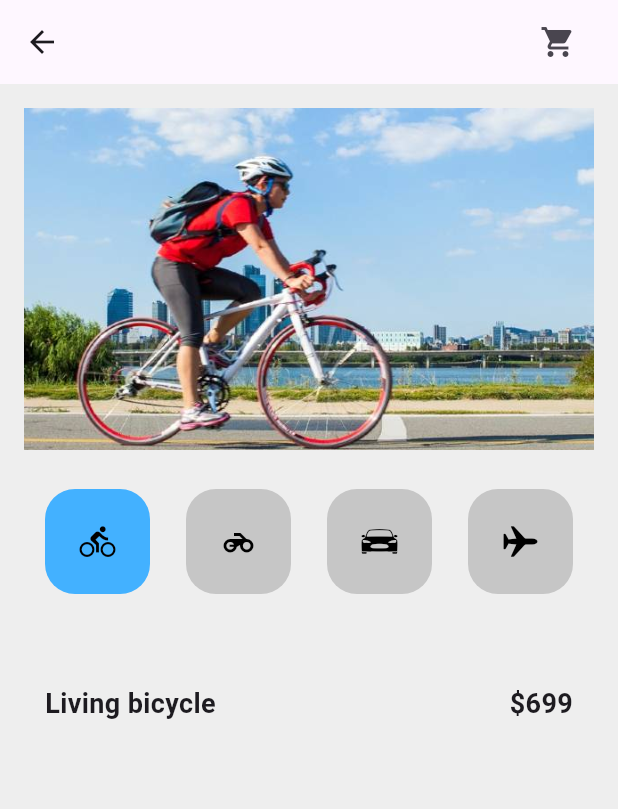
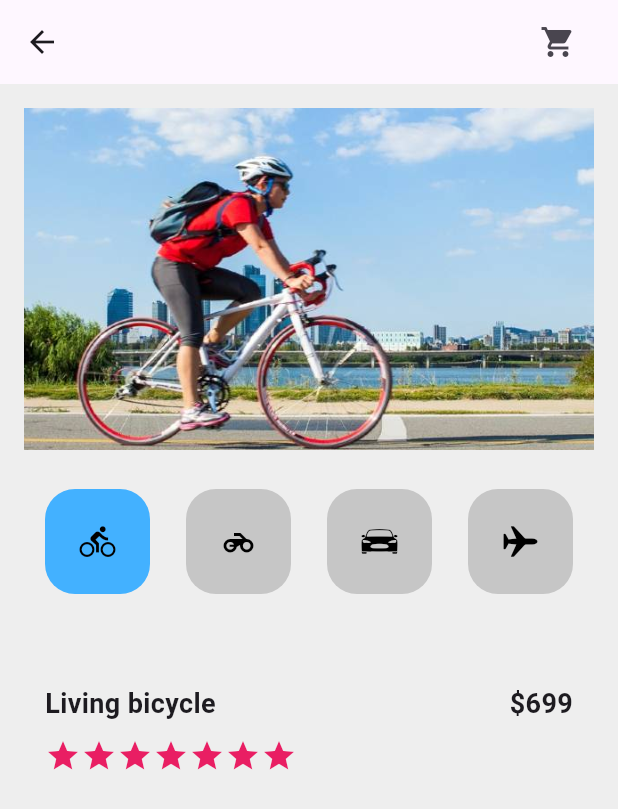
Before and after one commit to tombap8/Flutter-PJ-TOM, a Flutter app: the screen it shows after launch, on a phone screen of 412 x 824 dp. Shown: the top 809 px of the screen. Run offline on Flutter 3.47's test engine with Material 3 defaults, Android fonts, the phone set to English and light mode, and no system bars; our stand-ins replace flutter_svg.

Commit message:
Update cart_detail.dart

```diff
--- a/03.플러터PJ/app_05_cart/lib/components/cart_detail.dart
+++ b/03.플러터PJ/app_05_cart/lib/components/cart_detail.dart
@@ -167,8 +167,7 @@ class _CartDetailState extends State<CartDetail> {
       padding: const EdgeInsets.only(bottom: 10.0),
       child: Row(
         // 메인축 정렬 양쪽끝(사이간격만 주기)
-        mainAxisAlignment:
-        MainAxisAlignment.spaceBetween,
+        mainAxisAlignment: MainAxisAlignment.spaceBetween,
         children: [
           // 1.상품명 : selectedTit 리스트형 변수값 읽어옴
           // sequenceNum의 순번값이 변경될때 이것도 업데이트됨!!!
@@ -190,12 +189,21 @@ class _CartDetailState extends State<CartDetail> {
           ),
         ],
       ),
-      );
+    );
   } ////////// _buildNamePrice  메서드 //////////
 
   // 2. 별점/리뷰수 위젯 만들기 메서드 : _buildStarReview()
   Widget _buildStarReview() {
-    return Padding(padding: const EdgeInsets.only(bottom: 10.0));
+    return Padding(
+      padding: const EdgeInsets.only(bottom: 20.0),
+      child: Row(
+        children: [
+          // 여기에 for반복문을 쓰면 위젯을 반복할 수 있다!!!
+          for (int i = 0; i < 7;i++)
+          Icon(Icons.star, color: Colors.pink),
+        ],
+      ),
+    );
   } ////////// _buildStarReview  메서드 //////////
 
   // 3. 옵션 위젯 만들기 메서드 : _buildOption()
@@ -207,5 +215,4 @@ class _CartDetailState extends State<CartDetail> {
   Widget _buildButton() {
     return Padding(padding: const EdgeInsets.only(bottom: 10.0));
   } ////////// _buildButton  메서드 //////////
-
 } ///////////// _CartDetailState 클래스 /////////
```
